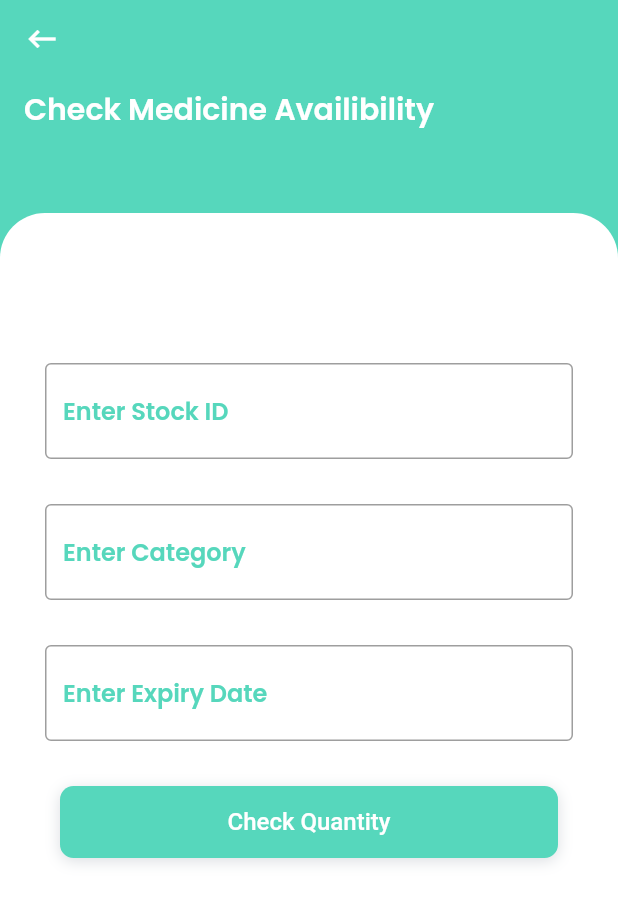
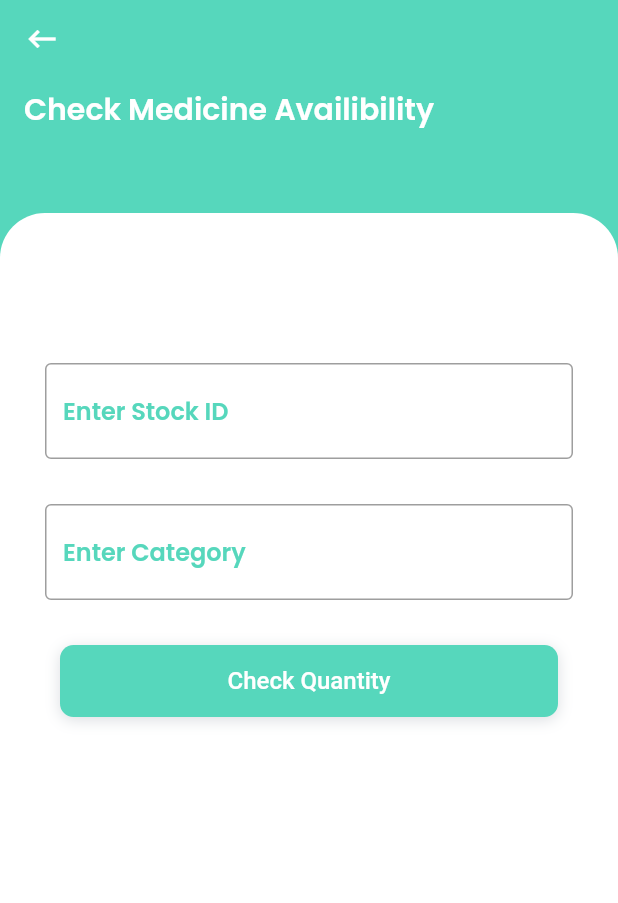
Before and after one commit to srn08/hospital_inventory_app, a Flutter app: the Avail screen opened by its route, on a phone screen of 412 x 824 dp. Shown: the top 903 px of the screen. Run offline on Flutter 3.47's test engine with Material 2 defaults, Android fonts, the phone set to English and light mode, and no system bars; our stand-ins replace cloud_firestore, firebase_core, google_fonts; accounts and stored records are empty.

Commit message:
Frontend changes

```diff
--- a/lib/pages/avail.dart
+++ b/lib/pages/avail.dart
@@ -92,19 +92,7 @@ class Avail extends StatelessWidget {
                         SizedBox(
                           height: 30.0,
                         ),
-                        TextField(
-                          decoration: InputDecoration(
-                            hintText: "Enter Expiry Date",
-                            border: OutlineInputBorder(),
-                            hintStyle: TextStyle(
-                              color: Constants.primaryColor,
-                              fontWeight: FontWeight.w600,
-                            ),
-                          ),
-                        ),
-                        SizedBox(
-                          height: 30.0,
-                        ),
+
                         Container(child: AppButton(ButtonType.PRIMARY, () {
                           //write the add code here
                         }, "Check Quantity"),
--- a/lib/pages/main_page.dart
+++ b/lib/pages/main_page.dart
@@ -16,8 +16,8 @@ class Login extends StatelessWidget {
         child: Container(
           child: Stack(
             children: [
-              Column(
-                crossAxisAlignment: CrossAxisAlignment.start,
+              ListView(
+
                 children: [
                   Container(
                     padding: const EdgeInsets.symmetric(
@@ -51,7 +51,7 @@ class Login extends StatelessWidget {
                     height: 40.0,
                   ),
                   Expanded(
-                    flex: 3,
+                    flex: 6,
                     child: Container(
                     width: double.infinity,
                     padding: EdgeInsets.symmetric(horizontal: 40.0,),
```
Also changed, not shown: lib/pages/add.dart (+5 -4 lines).
